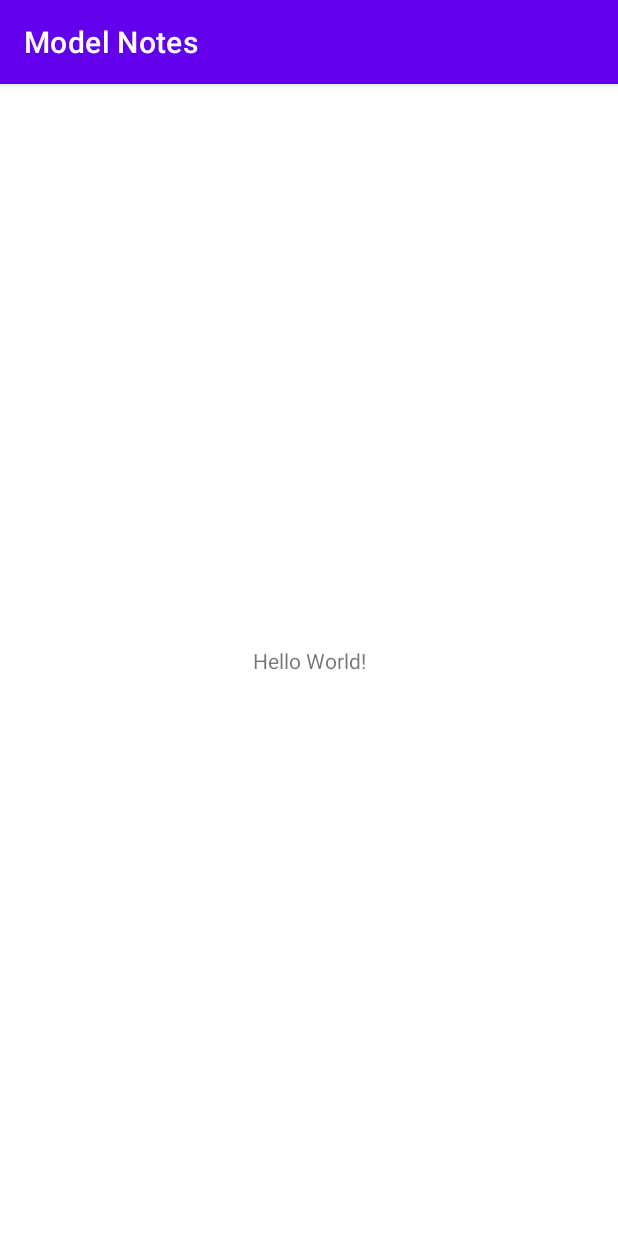
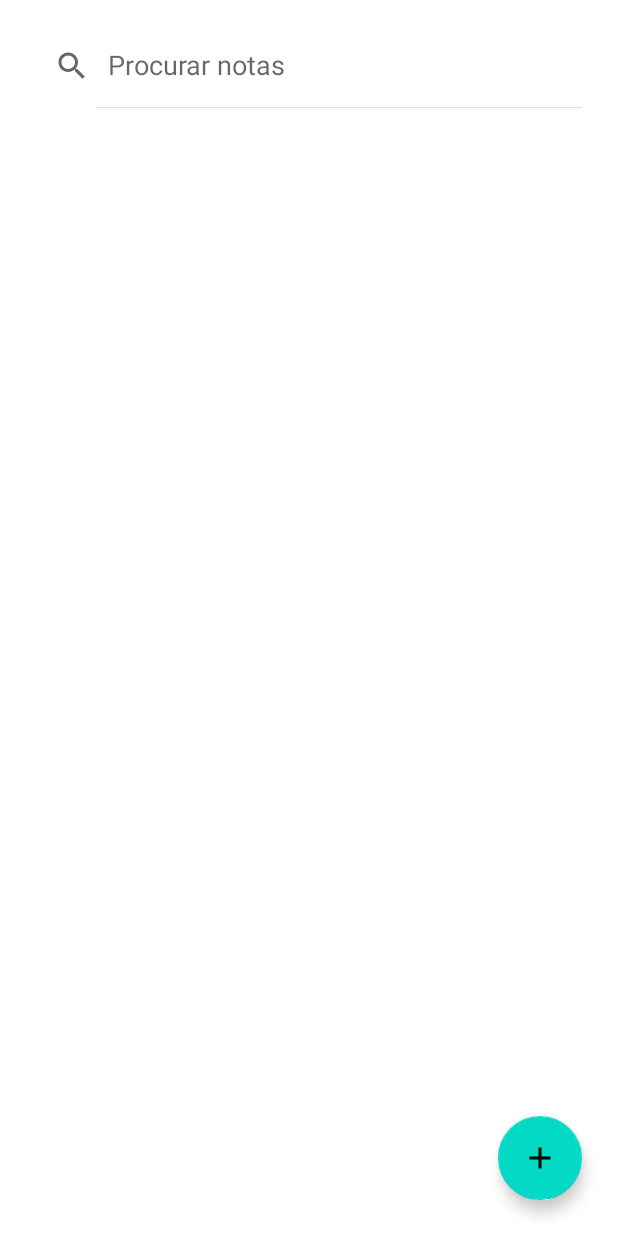
Before and after one commit to Lsortudo/Model-Notes, an Android app: the screen it shows after launch (MainActivity), on a phone screen of 412 x 824 dp. Run offline under Robolectric (Android 15) with nearby library versions, the phone set to English and light mode, and no system bars.

Commit message:
style: Screen design completed

```diff
--- /dev/null
+++ b/app/src/main/res/drawable/ic_baseline_add_24.xml
@@ -0,0 +1,5 @@
+<vector android:height="24dp" android:tint="#FFFFFF"
+    android:viewportHeight="24" android:viewportWidth="24"
+    android:width="24dp" xmlns:android="http://schemas.android.com/apk/res/android">
+    <path android:fillColor="@android:color/white" android:pathData="M19,13h-6v6h-2v-6H5v-2h6V5h2v6h6v2z"/>
+</vector>
--- /dev/null
+++ b/app/src/main/res/drawable/ic_baseline_arrow_back_24.xml
@@ -0,0 +1,5 @@
+<vector android:autoMirrored="true" android:height="24dp"
+    android:tint="#FFFFFF" android:viewportHeight="24"
+    android:viewportWidth="24" android:width="24dp" xmlns:android="http://schemas.android.com/apk/res/android">
+    <path android:fillColor="@android:color/white" android:pathData="M20,11H7.83l5.59,-5.59L12,4l-8,8 8,8 1.41,-1.41L7.83,13H20v-2z"/>
+</vector>
--- /dev/null
+++ b/app/src/main/res/drawable/ic_baseline_check_24.xml
@@ -0,0 +1,5 @@
+<vector android:height="24dp" android:tint="#FFFFFF"
+    android:viewportHeight="24" android:viewportWidth="24"
+    android:width="24dp" xmlns:android="http://schemas.android.com/apk/res/android">
+    <path android:fillColor="@android:color/white" android:pathData="M9,16.17L4.83,12l-1.42,1.41L9,19 21,7l-1.41,-1.41z"/>
+</vector>
--- a/app/src/main/res/layout/activity_main.xml
+++ b/app/src/main/res/layout/activity_main.xml
@@ -6,13 +6,43 @@
     android:layout_height="match_parent"
     tools:context=".MainActivity">
 
-    <TextView
-        android:layout_width="wrap_content"
-        android:layout_height="wrap_content"
-        android:text="Hello World!"
+    <SearchView
+        android:id="@+id/SearchView"
+        android:layout_width="match_parent"
+        android:layout_height="?attr/actionBarSize"
+        app:layout_constraintEnd_toEndOf="parent"
+        android:iconifiedByDefault="false"
+        android:layout_margin="16dp"
+        android:queryHint="Procurar notas"
+        android:elevation="12dp"
+        app:layout_constraintStart_toStartOf="parent"
+        app:layout_constraintTop_toTopOf="parent">
+
+    </SearchView>
+
+    <androidx.recyclerview.widget.RecyclerView
+        android:id="@+id/RecyclerView"
+        tools:listitem="@layout/list_item"
+        android:layout_width="match_parent"
+        android:layout_height="0dp"
         app:layout_constraintBottom_toBottomOf="parent"
         app:layout_constraintEnd_toEndOf="parent"
         app:layout_constraintStart_toStartOf="parent"
-        app:layout_constraintTop_toTopOf="parent" />
+        app:layout_constraintTop_toBottomOf="@id/SearchView">
+
+    </androidx.recyclerview.widget.RecyclerView>
+
+    <com.google.android.material.floatingactionbutton.FloatingActionButton
+        android:id="@+id/fbtnAddNote"
+        android:layout_width="wrap_content"
+        android:layout_height="wrap_content"
+        android:layout_weight="1"
+        android:clickable="true"
+        app:layout_constraintBottom_toBottomOf="parent"
+        app:layout_constraintRight_toRightOf="parent"
+        app:srcCompat="@drawable/ic_baseline_add_24"
+        android:layout_marginEnd="24dp"
+        android:layout_marginBottom="24dp"
+        tools:layout_editor_absoluteX="411dp" />
 
 </androidx.constraintlayout.widget.ConstraintLayout>
--- /dev/null
+++ b/app/src/main/res/menu/popup.xml
@@ -0,0 +1,6 @@
+<?xml version="1.0" encoding="utf-8"?>
+<menu xmlns:android="http://schemas.android.com/apk/res/android">
+    <item android:id="@+id/deleteNote"
+        android:title="Delete"/>
+
+</menu>
--- a/app/src/main/res/values/colors.xml
+++ b/app/src/main/res/values/colors.xml
@@ -1,5 +1,11 @@
 <?xml version="1.0" encoding="utf-8"?>
 <resources>
+    <!-- Cores principais que vou utilizar -->
+    <color name="primaryAppColor">#252525</color>
+    <color name="secondaryAppColor">#3b3b3b</color>
+
+
+    <!-- Others colors. -->
     <color name="purple_200">#FFBB86FC</color>
     <color name="purple_500">#FF6200EE</color>
     <color name="purple_700">#FF3700B3</color>
--- a/app/src/main/res/values/themes.xml
+++ b/app/src/main/res/values/themes.xml
@@ -1,6 +1,6 @@
 <resources xmlns:tools="http://schemas.android.com/tools">
     <!-- Base application theme. -->
-    <style name="Theme.ModelNotes" parent="Theme.MaterialComponents.DayNight.DarkActionBar">
+    <style name="Theme.ModelNotes" parent="Theme.MaterialComponents.DayNight.NoActionBar">
         <!-- Primary brand color. -->
         <item name="colorPrimary">@color/purple_500</item>
         <item name="colorPrimaryVariant">@color/purple_700</item>
```
Also changed, not shown: app/src/main/AndroidManifest.xml (+7 -0 lines), app/src/main/java/com/example/modelnotes/NoteAdd.kt (added, +11 -0 lines), app/src/main/res/drawable/roundsecondary.xml (added, +9 -0 lines), app/src/main/res/layout/activity_note_add.xml (added, +94 -0 lines), app/src/main/res/layout/list_item.xml (added, +43 -0 lines).
